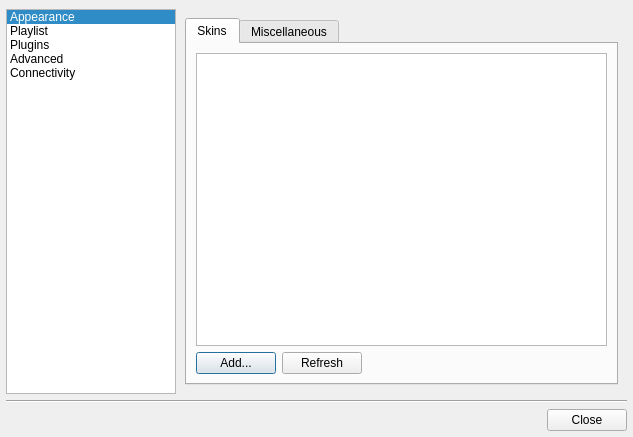
Old version of the form src/ui/forms/configdialog.ui in the repository ksv1986/qmmp-staging.
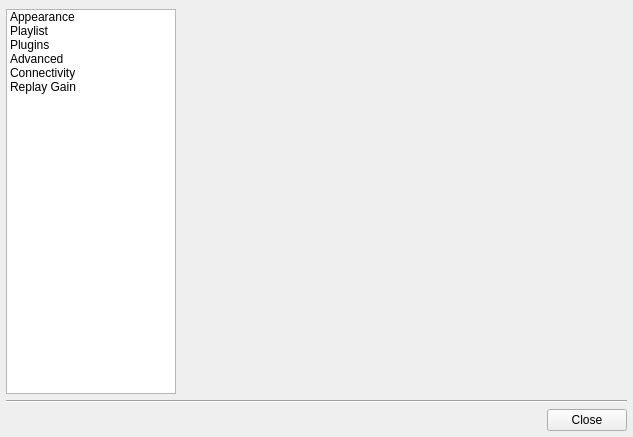
New version of the form. The open tabs and pages were chosen to show the change. Icons and pictures are not drawn.

Commit message: prepare for replay gain support

The edit to the form file:
```diff
--- a/src/ui/forms/configdialog.ui
+++ b/src/ui/forms/configdialog.ui
@@ -85,7 +85,7 @@
         <bool>false</bool>
        </property>
        <property name="currentRow">
-        <number>0</number>
+        <number>-1</number>
        </property>
        <item>
         <property name="text">
@@ -132,6 +132,15 @@
           <normaloff>:/network.png</normaloff>:/network.png</iconset>
         </property>
        </item>
+       <item>
+        <property name="text">
+         <string>Replay Gain</string>
+        </property>
+        <property name="icon">
+         <iconset resource="../images/images.qrc">
+          <normaloff>:/replaygain.png</normaloff>:/replaygain.png</iconset>
+        </property>
+       </item>
       </widget>
      </item>
      <item>
@@ -1030,6 +1039,7 @@
          </item>
         </layout>
        </widget>
+       <widget class="QWidget" name="replaygain"/>
       </widget>
      </item>
     </layout>
```
The commit also changes 2 other files.
